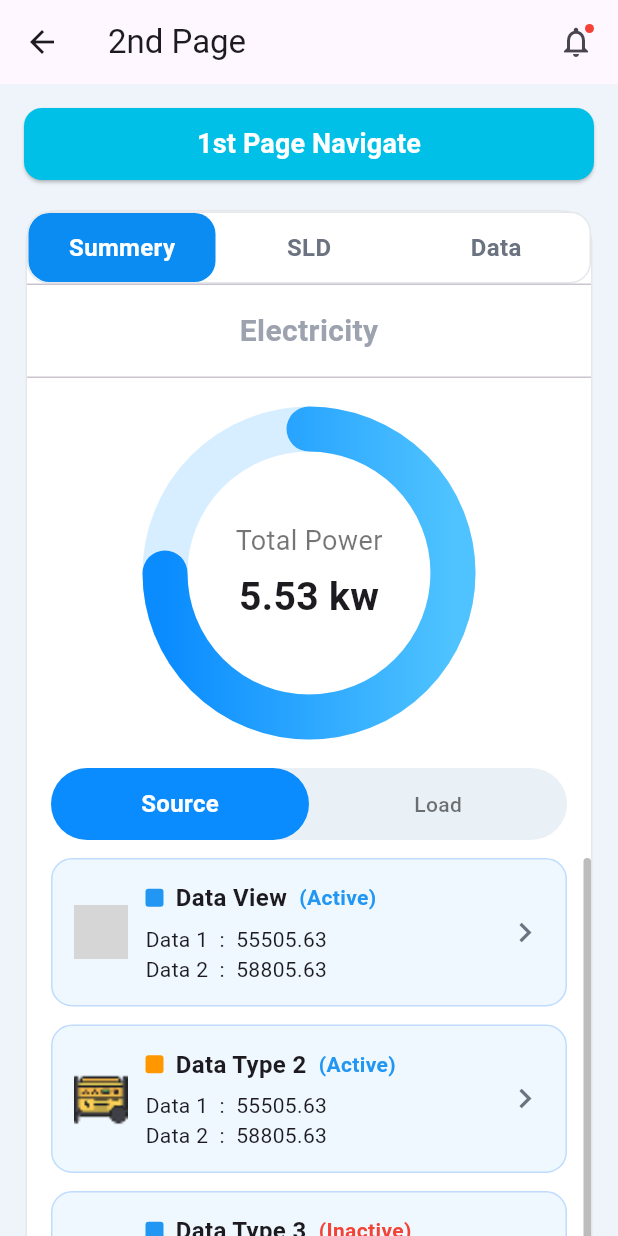
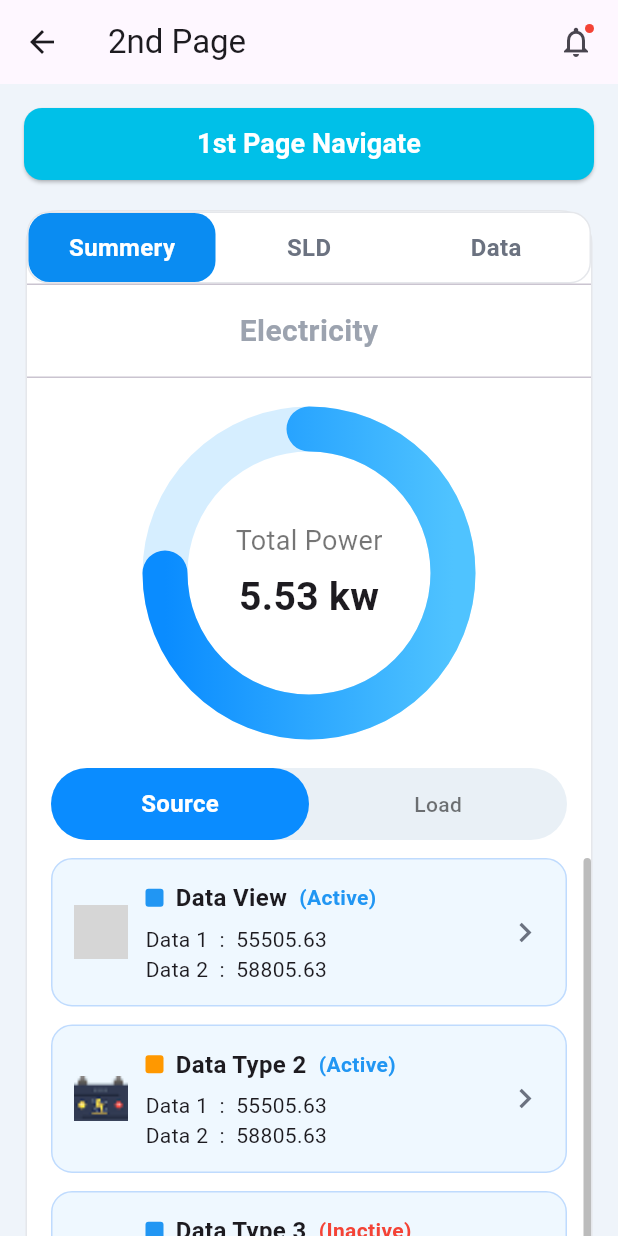
Before and after one commit to shazzadsharif2258/scube_app_task, a Flutter app: the HomeScreen screen opened by its route, after a tap on "2nd Page Navigate", on a phone screen of 412 x 824 dp. Run offline on Flutter 3.47's test engine with Material 3 defaults, Android fonts, the phone set to English and light mode, and no system bars; our stand-ins replace flutter_svg, get; grey boxes are pictures that could not be loaded.

Commit message:
first commit

```diff
--- a/lib/features/home/widget/data_table_section/data_table_card.dart
+++ b/lib/features/home/widget/data_table_section/data_table_card.dart
@@ -13,7 +13,6 @@ class DataTableCard extends StatelessWidget {
       ),
       child: Column(
         children: [
-          /// HEADER
           Padding(
             padding: const EdgeInsets.fromLTRB(
               16,
--- a/lib/features/home/widget/stats_scetion/stat_card.dart
+++ b/lib/features/home/widget/stats_scetion/stat_card.dart
@@ -5,7 +5,7 @@ class StatCard extends StatelessWidget {
   final String icon;
   final String value;
   final String label;
-  final String? subLabel; // (Till Today)
+  final String? subLabel;
   final Color iconBg;
 
   const StatCard({
@@ -20,7 +20,7 @@ class StatCard extends StatelessWidget {
   @override
   Widget build(BuildContext context) {
     return Container(
-      height: 78, // 👈 consistent height like design
+      height: 78,
       padding: const EdgeInsets.symmetric(
         horizontal: 12,
         vertical: 10,
@@ -31,7 +31,6 @@ class StatCard extends StatelessWidget {
       ),
       child: Row(
         children: [
-          /// ICON
           Container(
             width: 40,
             height: 40,
@@ -46,7 +45,6 @@ class StatCard extends StatelessWidget {
 
           const SizedBox(width: 10),
 
-          /// TEXT
           Expanded(
             child: Column(
               mainAxisAlignment: MainAxisAlignment.center,
--- a/lib/features/home/widget/weather_section/weather_card.dart
+++ b/lib/features/home/widget/weather_section/weather_card.dart
@@ -93,6 +93,7 @@ class WeatherCard extends StatelessWidget {
                                       TextOverflow.ellipsis,
                                   style: const TextStyle(
                                     color: Colors.white,
+                                    fontSize: 16,
                                     fontWeight:
                                         FontWeight.bold,
                                   ),
@@ -109,6 +110,9 @@ class WeatherCard extends StatelessWidget {
                                   '${data.irradiation} w/m²',
                                   style: const TextStyle(
                                     color: Colors.white,
+                                    fontSize: 16,
+                                    fontWeight:
+                                        FontWeight.bold,
                                   ),
                                 ),
                                 const Text(
--- a/lib/features/second_page/widgets/data_list.dart
+++ b/lib/features/second_page/widgets/data_list.dart
@@ -1,4 +1,5 @@
 import 'package:flutter/material.dart';
+import 'package:scube_app_task/core/assets/images/weather_icons.dart';
 import 'package:scube_app_task/features/second_page/model/data_item.dart';
 
 import 'data_tile.dart';
@@ -11,7 +12,7 @@ class DataList extends StatelessWidget {
     final List<DataItem> items = [
       const DataItem(
         indicatorColor: Colors.blue,
-        icon: 'assets/images/solar-cell_5575136 1.png',
+        icon: WeatherIcons.solarImg,
         title: 'Data View',
         status: 'Active',
         statusColor: Colors.blue,
@@ -20,7 +21,7 @@ class DataList extends StatelessWidget {
       ),
       const DataItem(
         indicatorColor: Colors.orange,
-        icon: 'assets/images/generator_8789846.png',
+        icon: WeatherIcons.assetImg,
         title: 'Data Type 2',
         status: 'Active',
         statusColor: Colors.blue,
@@ -29,7 +30,7 @@ class DataList extends StatelessWidget {
       ),
       const DataItem(
         indicatorColor: Colors.blue,
-        icon: 'assets/images/asset1.png',
+        icon: WeatherIcons.asset2Img,
         title: 'Data Type 3',
         status: 'Inactive',
         statusColor: Colors.red,
@@ -39,7 +40,7 @@ class DataList extends StatelessWidget {
     ];
 
     return SizedBox(
-      height: 320, // 👈 matches design height
+      height: 320,
       child: Scrollbar(
         thumbVisibility: true,
         thickness: 5,
```
